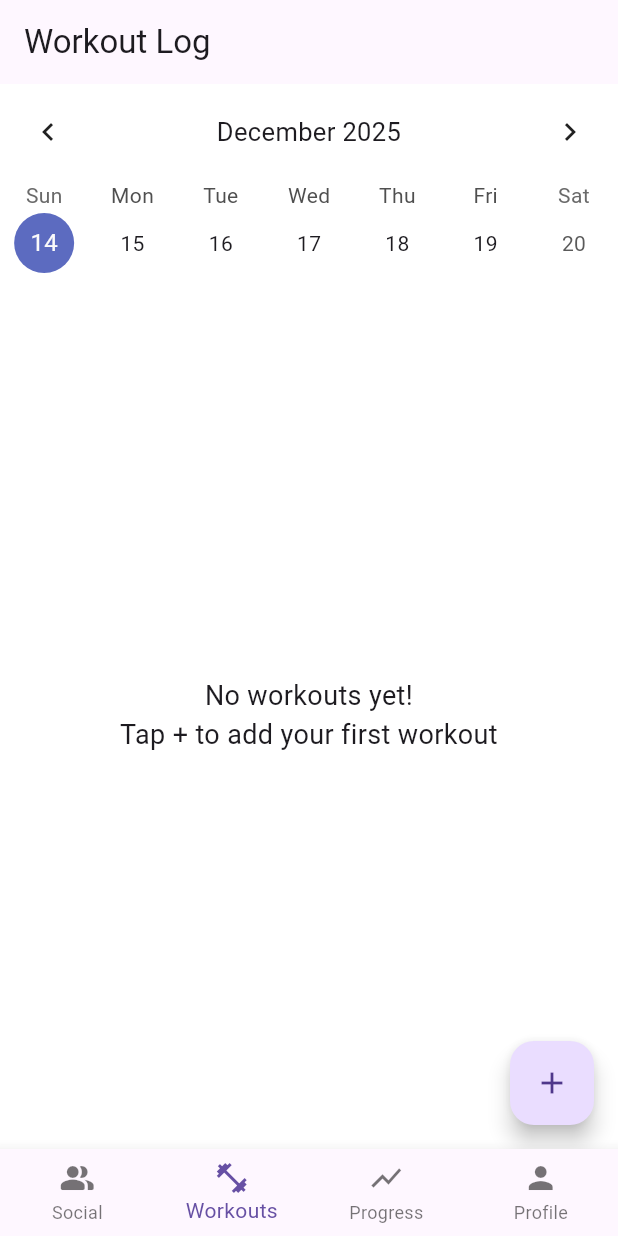
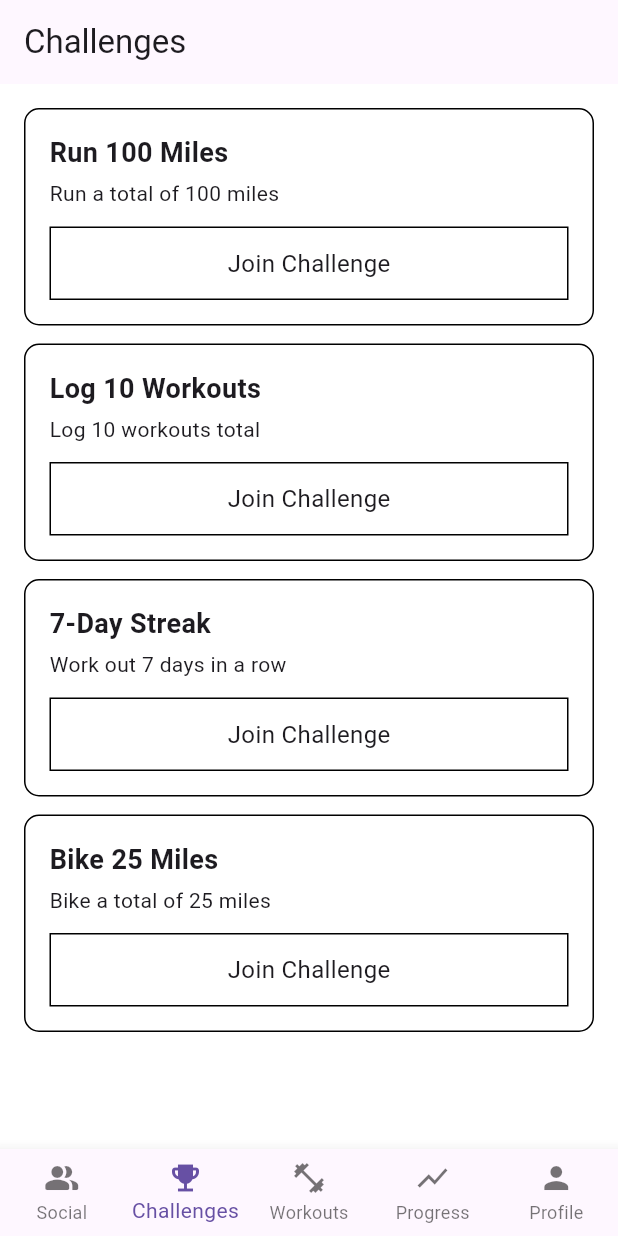
Before and after one commit to vk1hub/Social-Fitness-Tracker, a Flutter app: the MyHomePage screen opened directly, swiped to page 2, on a phone screen of 412 x 824 dp. Run offline on Flutter 3.47's test engine with Material 3 defaults, Android fonts, the phone set to English and light mode, and no system bars; drawn by our look-alikes of table_calendar; our stand-ins replace cloud_firestore, firebase_auth, firebase_core, firebase_storage, image_picker; accounts and stored records are empty.

Commit message:
Created challenges UI. Added Challenges to bottom navigation

```diff
--- /dev/null
+++ b/lib/challenges_screen.dart
@@ -0,0 +1,82 @@
+import 'package:flutter/material.dart';
+
+class ChallengesScreen extends StatefulWidget {
+  @override
+  ChallengesScreenState createState() => ChallengesScreenState();
+}
+
+class ChallengesScreenState extends State<ChallengesScreen> {
+  @override
+  Widget build(BuildContext context) {
+    return Scaffold(
+      appBar: AppBar(
+        title: Text('Challenges'),
+      ),
+      body: ListView(
+        padding: EdgeInsets.all(16),
+        children: [
+          buildChallengeCard(
+            title: 'Run 100 Miles',
+            description: 'Run a total of 100 miles',
+          ),
+          SizedBox(height: 12),
+          buildChallengeCard(
+            title: 'Log 10 Workouts',
+            description: 'Log 10 workouts total',
+          ),
+          SizedBox(height: 12),
+          buildChallengeCard(
+            title: '7-Day Streak',
+            description: 'Work out 7 days in a row',
+          ),
+          SizedBox(height: 12),
+          buildChallengeCard(
+            title: 'Bike 25 Miles',
+            description: 'Bike a total of 25 miles',
+          ),
+        ],
+      ),
+    );
+  }
+
+  Widget buildChallengeCard({
+    required String title,
+    required String description,
+  }) {
+    return Container(
+      padding: EdgeInsets.all(16),
+      decoration: BoxDecoration(
+        border: Border.all(color: Colors.black),
+        borderRadius: BorderRadius.circular(10),
+      ),
+      child: Column(
+        crossAxisAlignment: CrossAxisAlignment.start,
+        children: [
+          Text(
+            title,
+            style: TextStyle(
+              fontSize: 18,
+              fontWeight: FontWeight.bold,
+            ),
+          ),
+          SizedBox(height: 4),
+          Text(description),
+          SizedBox(height: 12),
+          Container(
+            width: double.infinity,
+            padding: EdgeInsets.symmetric(vertical: 12),
+            decoration: BoxDecoration(
+              border: Border.all(color: Colors.black),
+            ),
+            child: Center(
+              child: Text(
+                'Join Challenge',
+                style: TextStyle(fontSize: 16),
+              ),
+            ),
+          ),
+        ],
+      ),
+    );
+  }
+}
--- a/lib/home_screen.dart
+++ b/lib/home_screen.dart
@@ -1,3 +1,4 @@
+import 'package:fitness_tracker_application/challenges_screen.dart';
 import 'package:flutter/material.dart';
 import 'chart_screen.dart';
 import 'workout_screen.dart';
@@ -6,6 +7,7 @@ import 'profile_screen.dart';
 import 'package:firebase_auth/firebase_auth.dart';
 import 'package:cloud_firestore/cloud_firestore.dart';
 import 'social_screen.dart';
+import 'challenges_screen.dart';
 
 class MyHomePage extends StatefulWidget {
   @override
@@ -46,10 +48,9 @@ class MyHomePageState extends State<MyHomePage> {
 
       List<WorkoutModel> loadedWorkouts = [];
       for (var doc in snapshot.docs) {
-        loadedWorkouts.add(WorkoutModel.fromMap(
-          doc.data() as Map<String, dynamic>,
-          doc.id,
-        ));
+        loadedWorkouts.add(
+          WorkoutModel.fromMap(doc.data() as Map<String, dynamic>, doc.id),
+        );
       }
 
       setState(() {
@@ -68,24 +69,23 @@ class MyHomePageState extends State<MyHomePage> {
           .collection('workouts')
           .add(workout.toMap());
 
-      await FirebaseFirestore.instance
-          .collection('users')
-          .doc(userId)
-          .update({
+      await FirebaseFirestore.instance.collection('users').doc(userId).update({
         'workoutsCount': FieldValue.increment(1),
       });
 
       setState(() {
-        workouts.insert(0, WorkoutModel(
+        workouts.insert(
+          0,
+          WorkoutModel(
             type: workout.type,
             name: workout.name,
             details: workout.details,
             date: workout.date,
             photoUrl: workout.photoUrl,
             workoutId: docRef.id,
-        ));
+          ),
+        );
       });
-
     } catch (e) {
       print('Error adding workout: $e');
     }
@@ -101,12 +101,9 @@ class MyHomePageState extends State<MyHomePage> {
             .doc(workout.workoutId)
             .delete();
 
-        await FirebaseFirestore.instance
-            .collection('users')
-            .doc(userId)
-            .update({
-          'workoutsCount': FieldValue.increment(-1),
-        });
+        await FirebaseFirestore.instance.collection('users').doc(userId).update(
+          {'workoutsCount': FieldValue.increment(-1)},
+        );
       }
 
       setState(() {
@@ -122,6 +119,7 @@ class MyHomePageState extends State<MyHomePage> {
     // list of screens - pass workouts to all screens that need it
     final List<Widget> screens = [
       SocialScreen(),
+      ChallengesScreen(),
       WorkoutScreen(
         workouts: workouts,
         onAddWorkout: addWorkout,
@@ -163,6 +161,10 @@ class MyHomePageState extends State<MyHomePage> {
             label: 'Social',
           ),
           BottomNavigationBarItem(
+            icon: Icon(Icons.emoji_events),
+            label: 'Challenges',
+          ),
+          BottomNavigationBarItem(
             icon: Icon(Icons.fitness_center),
             label: 'Workouts',
           ),
@@ -170,10 +172,7 @@ class MyHomePageState extends State<MyHomePage> {
             icon: Icon(Icons.show_chart),
             label: 'Progress',
           ),
-          BottomNavigationBarItem(
-            icon: Icon(Icons.person),
-            label: 'Profile',
-          ),
+          BottomNavigationBarItem(icon: Icon(Icons.person), label: 'Profile'),
         ],
       ),
     );
```
Lines whose indentation alone changed are shown as unchanged.
